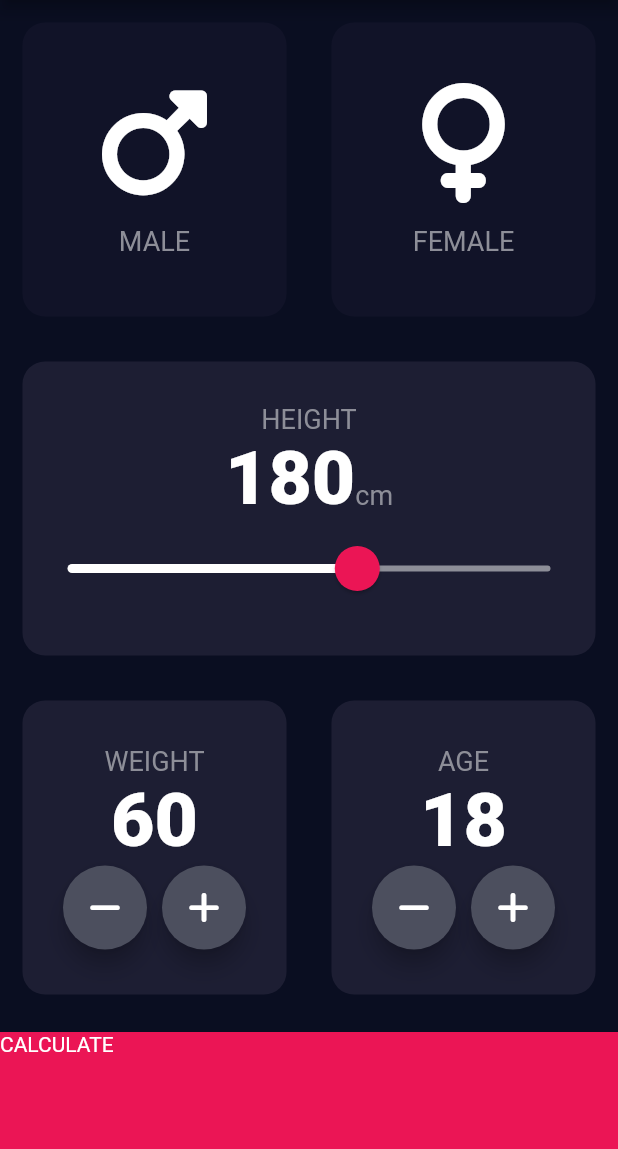
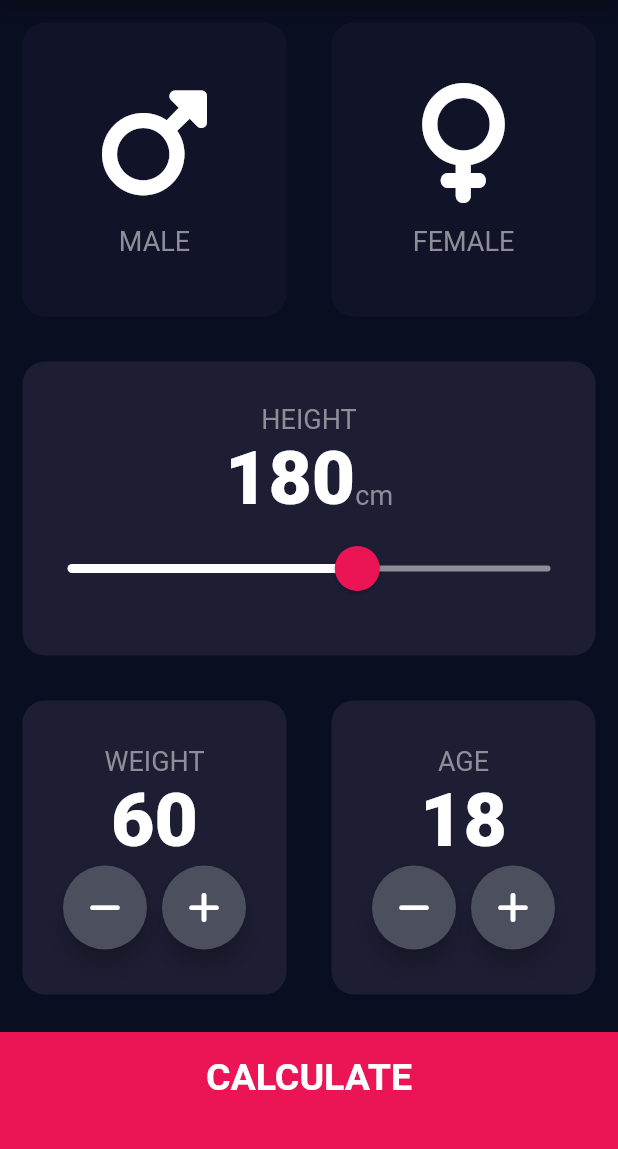
Before and after one commit to mrudulmohan007/bmi-calculator, a Flutter app: the screen it shows after launch, on a phone screen of 412 x 824 dp, the part 84-1233 px from its top. Run offline on Flutter 3.47's test engine with Material 2 defaults, Android fonts, the phone set to English and light mode, and no system bars; our stand-ins replace font_awesome_flutter.

```diff
--- /dev/null
+++ b/bmicalculatorapp/lib/bottom_button.dart
@@ -0,0 +1,28 @@
+import 'package:flutter/material.dart';
+import 'constants.dart';
+
+class BottomButton extends StatelessWidget {
+  final VoidCallback onTap;
+  final String buttonTitle;
+  BottomButton({required this.onTap, required this.buttonTitle});
+
+  @override
+  Widget build(BuildContext context) {
+    return GestureDetector(
+      onTap: onTap,
+      child: Container(
+        child: Center(
+          child: Text(
+            buttonTitle,
+            style: kLargeButtonTextStyle,
+          ),
+        ),
+        color: kBottomContainerColour,
+        padding: EdgeInsets.only(bottom: 20),
+        margin: const EdgeInsets.only(top: 10.0),
+        width: double.infinity,
+        height: kBottomContainerHeight,
+      ),
+    );
+  }
+}
--- a/bmicalculatorapp/lib/input_page.dart
+++ b/bmicalculatorapp/lib/input_page.dart
@@ -1,9 +1,12 @@
 // ignore_for_file: unnecessary_const
+import 'package:bmicalculatorapp/results_page.dart';
 import 'package:flutter/material.dart';
 import 'package:font_awesome_flutter/font_awesome_flutter.dart';
 import 'icon_content.dart';
 import 'reusable_card.dart';
 import 'constants.dart';
+import 'bottom_button.dart';
+import 'roundicon_button.dart';
 
 enum Gender {
   male,
@@ -207,38 +210,15 @@ class _InputPageState extends State<InputPage> {
                 ),
               ],
             )),
-            GestureDetector(
-              onTap: () {},
-              child: Container(
-                child: Text('CALCULATE'),
-                color: kBottomContainerColour,
-                margin: const EdgeInsets.only(top: 10.0),
-                width: double.infinity,
-                height: kBottomContainerHeight,
-              ),
+            BottomButton(
+              buttonTitle: 'CALCULATE',
+              onTap: () {
+                Navigator.push(context, MaterialPageRoute(builder: (context) {
+                  return ResultsPage();
+                }));
+              },
             ),
           ],
         ));
   }
 }
-
-class RoundIconButton extends StatelessWidget {
-  const RoundIconButton(
-      {super.key, required this.icon, required this.onPressed});
-  final IconData icon;
-  final VoidCallback onPressed;
-  @override
-  Widget build(BuildContext context) {
-    return RawMaterialButton(
-      child: Icon(icon),
-      onPressed: onPressed,
-      elevation: 6.0,
-      constraints: BoxConstraints.tightFor(
-        width: 56.0,
-        height: 56.0,
-      ),
-      shape: CircleBorder(),
-      fillColor: Color(0xFF4C4F5E),
-    );
-  }
-}
--- /dev/null
+++ b/bmicalculatorapp/lib/roundicon_button.dart
@@ -0,0 +1,22 @@
+import 'package:flutter/material.dart';
+
+class RoundIconButton extends StatelessWidget {
+  const RoundIconButton(
+      {super.key, required this.icon, required this.onPressed});
+  final IconData icon;
+  final VoidCallback onPressed;
+  @override
+  Widget build(BuildContext context) {
+    return RawMaterialButton(
+      child: Icon(icon),
+      onPressed: onPressed,
+      elevation: 6.0,
+      constraints: BoxConstraints.tightFor(
+        width: 56.0,
+        height: 56.0,
+      ),
+      shape: CircleBorder(),
+      fillColor: Color(0xFF4C4F5E),
+    );
+  }
+}
```
Also changed, not shown: bmicalculatorapp/lib/constants.dart (+19 -0 lines), bmicalculatorapp/lib/results_page.dart (+48 -1 lines).
